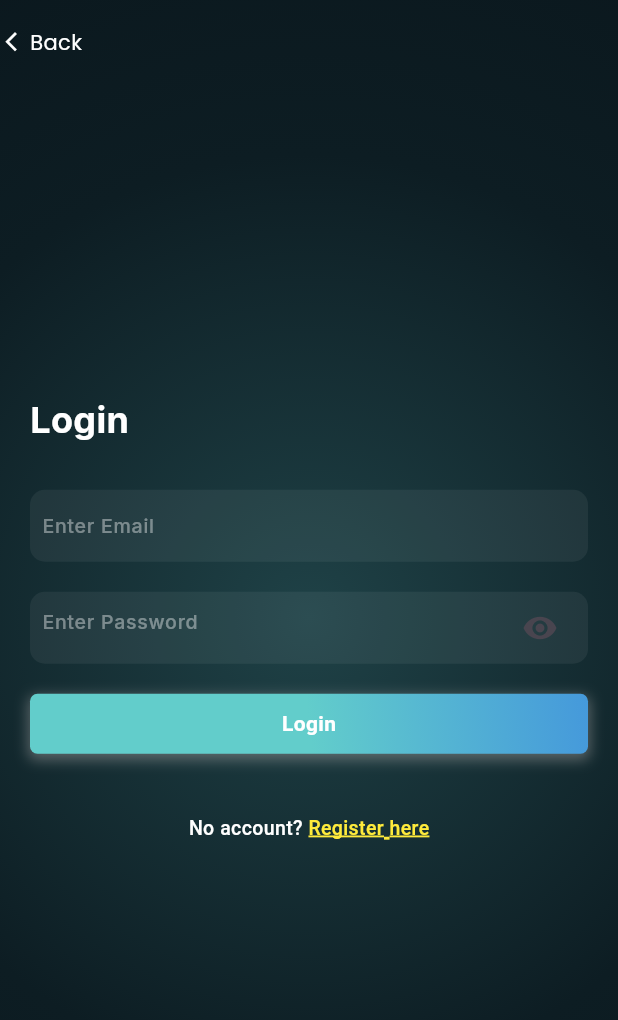
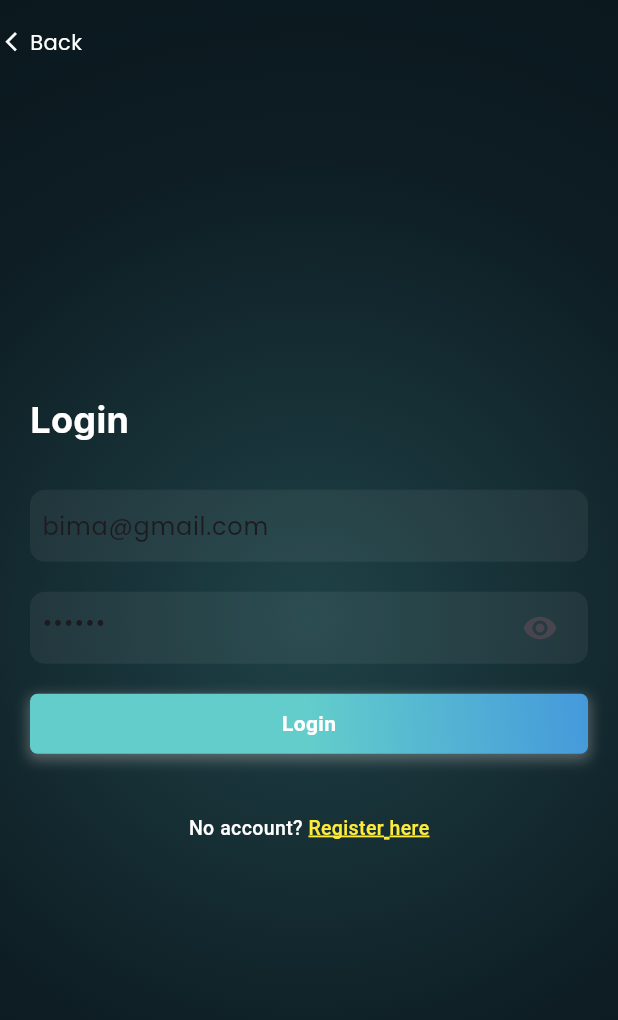
Before and after one commit to abybrandon/latihan_roadmap, a Flutter app: the screen it shows after launch, after a tap on "Bima", on a phone screen of 412 x 824 dp. Shown: the top 1020 px of the screen. Run offline on Flutter 3.47's test engine with Material 3 defaults, Android fonts, the phone set to English and light mode, and no system bars; our stand-ins replace flutter_screenutil, get, google_fonts; missing offline and left inert: dart:ffi; network calls fail; Roboto replaces fonts that are missing (null).

Commit message:
kriwer orens

```diff
--- a/lib/Bima/View/Dashboard/Dashboard.dart
+++ b/lib/Bima/View/Dashboard/Dashboard.dart
@@ -1,3 +1,5 @@
+// ignore_for_file: must_be_immutable
+
 import 'package:belajar_github/Bima/Controller/ControllerRegister.dart';
 import 'package:belajar_github/Bima/Style/TextStyle.dart';
 import 'package:belajar_github/Bima/View/Dashboard/FormAbout.dart';
--- a/lib/Bima/View/Dashboard/FormAbout.dart
+++ b/lib/Bima/View/Dashboard/FormAbout.dart
@@ -1,3 +1,5 @@
+// ignore_for_file: file_names, unused_import
+
 import 'dart:ffi';
 
 import 'package:belajar_github/Bima/Controller/ControllerAbout.dart';
@@ -6,7 +8,7 @@ import 'package:flutter/material.dart';
 import 'package:get/get.dart';
 
 class FormAbout extends StatefulWidget {
-  FormAbout({super.key});
+  const FormAbout({super.key});
 
   @override
   State<FormAbout> createState() => _FormAboutState();
--- a/lib/Bima/View/Login.dart
+++ b/lib/Bima/View/Login.dart
@@ -1,7 +1,9 @@
+// ignore_for_file: unused_import
+
+import 'dart:math';
 import 'dart:ui';
 
 import 'package:belajar_github/Bima/Controller/ControllerRegister.dart';
-import 'package:belajar_github/Bima/Model/ModelRegister.dart';
 import 'package:belajar_github/Bima/Style/TextStyle.dart';
 import 'package:belajar_github/Bima/View/Register.dart';
 import 'package:belajar_github/Bima/Widget/WidgetUi.dart';
@@ -24,6 +26,14 @@ class _LoginState extends State<Login> {
   TextEditingController password = TextEditingController();
 
   bool _obscureText = true;
+
+  @override
+  void initState() {
+    // TODO: implement initState
+    super.initState();
+    email.text = 'bima@gmail.com';
+    password.text = '123456';
+  }
 
   @override
   Widget build(BuildContext context) {
--- a/lib/Bima/View/Register.dart
+++ b/lib/Bima/View/Register.dart
@@ -1,5 +1,4 @@
 import 'package:belajar_github/Bima/Controller/ControllerRegister.dart';
-import 'package:belajar_github/Bima/Model/ModelRegister.dart';
 import 'package:belajar_github/Bima/Style/TextStyle.dart';
 import 'package:belajar_github/Bima/Widget/WidgetUi.dart';
 import 'package:flutter/material.dart';
--- a/lib/aby/widget/custom_textfield.dart
+++ b/lib/aby/widget/custom_textfield.dart
@@ -1,3 +1,5 @@
+// ignore_for_file: unused_import, depend_on_referenced_packages
+
 import 'package:belajar_github/theme.dart';
 import 'package:flutter/material.dart';
 import 'package:google_fonts/google_fonts.dart';
--- a/lib/home.dart
+++ b/lib/home.dart
@@ -1,6 +1,5 @@
 import 'package:belajar_github/Bima/View/Login.dart';
 import 'package:belajar_github/rizki/v_home.dart';
-import 'package:belajar_github/theme.dart';
 import 'package:flutter/material.dart';
 import 'package:get/get.dart';
 
```
